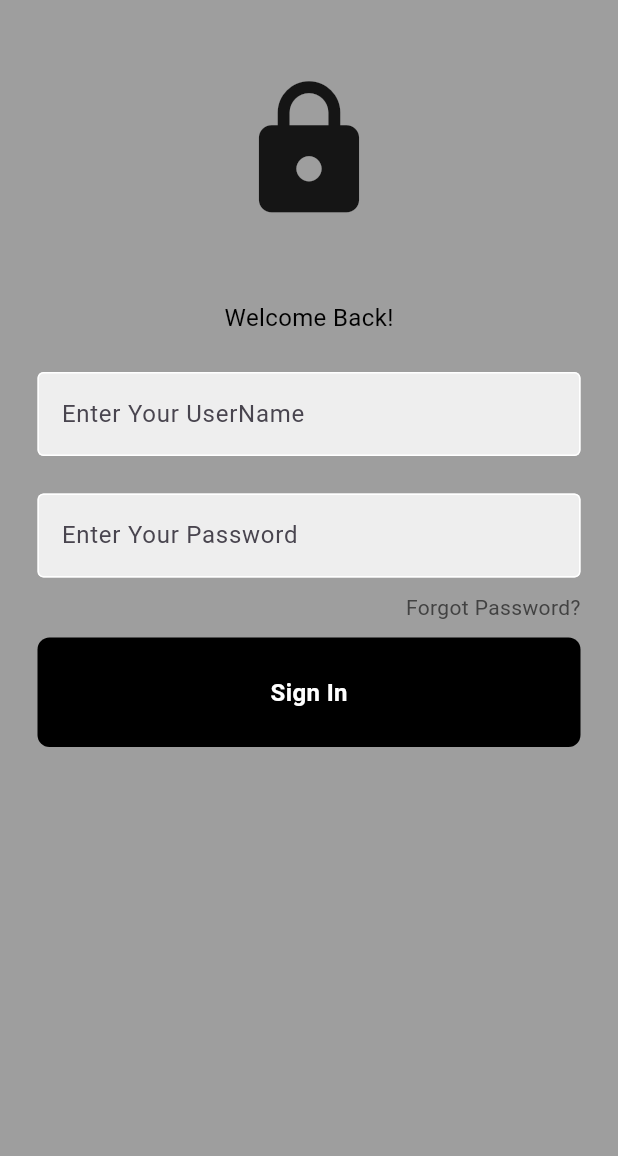
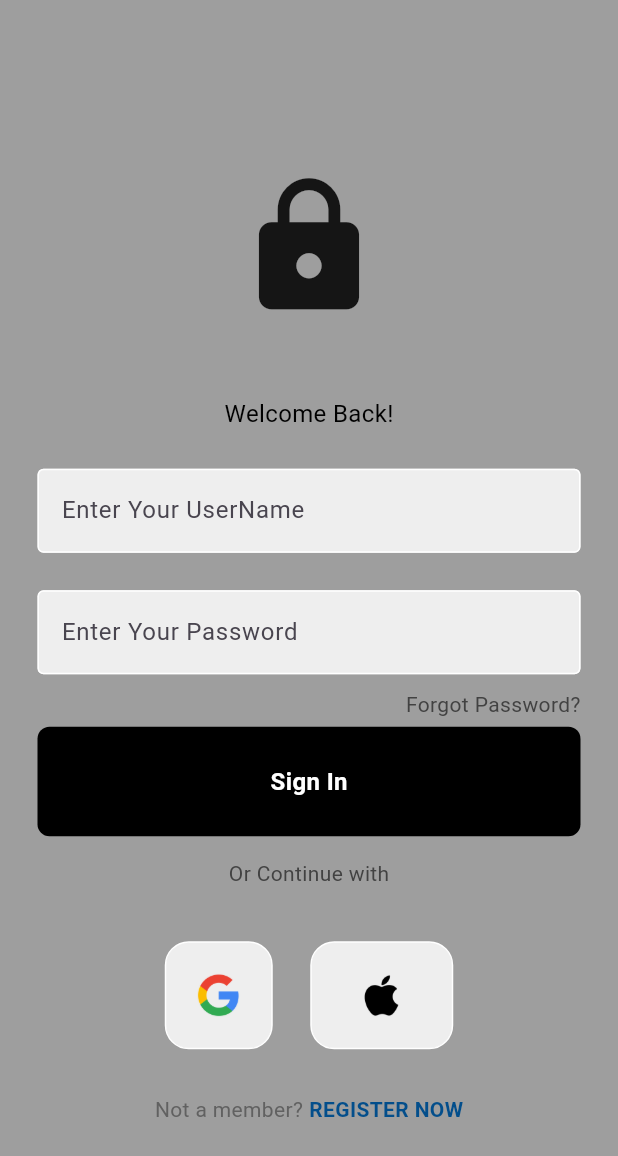
Before and after one commit to vidhi-anktech/flutter-login-ui, a Flutter app: the screen it shows after launch, on a phone screen of 412 x 824 dp. Shown: the top 1156 px of the screen. Run offline on Flutter 3.47's test engine with Material 3 defaults, Android fonts, the phone set to English and light mode, and no system bars.

Commit message:
second commit

```diff
--- /dev/null
+++ b/lib/components/square_tile.dart
@@ -0,0 +1,25 @@
+import 'package:flutter/material.dart';
+
+class SquareTile extends StatelessWidget{
+  final String imagePath;
+  const SquareTile({
+    super.key,
+    required this.imagePath,
+  });
+
+  @override
+  Widget build(BuildContext context){
+    return Container(
+      padding: EdgeInsets.all(20),
+      decoration: BoxDecoration(
+        border: Border.all(color: Colors.white),
+        borderRadius: BorderRadius.circular(16),
+        color: Colors.grey.shade200,
+      ),
+      child: Image.asset(
+        imagePath,
+        height: 30,
+      )
+    );
+  }
+}
--- a/lib/pages/login_page.dart
+++ b/lib/pages/login_page.dart
@@ -1,56 +1,53 @@
 import 'package:flutter/material.dart';
 import 'package:flutter_login_page_1/components/my_button.dart';
+import 'package:flutter_login_page_1/components/square_tile.dart';
 import 'package:flutter_login_page_1/components/textfield.dart';
 
-
-class LoginPage extends StatelessWidget{
+class LoginPage extends StatelessWidget {
   LoginPage({super.key});
 
   final usernameController = TextEditingController();
   final passwordController = TextEditingController();
 
-  void signUserIn(){}
+  void signUserIn() {}
 
   @override
-  Widget build(BuildContext context){
+  Widget build(BuildContext context) {
     return Scaffold(
         backgroundColor: Colors.grey,
         body: SafeArea(
             child: Center(
                 child: Column(
+                  mainAxisAlignment: MainAxisAlignment.center,
                   children: [
           const SizedBox(
-                height: 50,
+            height: 40,
           ),
           const Icon(
             Icons.lock,
             size: 100,
           ),
-
           const SizedBox(height: 50),
-
           const Text(
             "Welcome Back!",
-                  style:TextStyle(
+            style: TextStyle(
               color: Colors.black,
               fontSize: 16,
-                  ),),
-
+            ),
+          ),
           const SizedBox(height: 25),
           MyTextField(
             controller: usernameController,
             hintText: 'Enter Your UserName',
             obscureText: false,
           ),
-
           const SizedBox(height: 25),
           MyTextField(
             controller: passwordController,
             hintText: 'Enter Your Password',
             obscureText: true,
           ),
-
-                  const SizedBox(height:10),
+          const SizedBox(height: 10),
           Padding(
             padding: const EdgeInsets.symmetric(horizontal: 25.0),
             child: Row(
@@ -63,14 +60,53 @@ class LoginPage extends StatelessWidget{
               ],
             ),
           ),
+          const SizedBox(height: 5),
+          MyButton(
+            onTap: signUserIn,
+          ),
+          const SizedBox(height: 15),
+          Padding(
+            padding: const EdgeInsets.symmetric(horizontal: 25.0),
+            child: Row(
+              mainAxisAlignment: MainAxisAlignment.center,
+              children: [
+                Padding(
+                  padding: const EdgeInsets.symmetric(horizontal: 18.0),
+                  child: Text(
+                    'Or Continue with',
+                    style: TextStyle(color: Colors.grey.shade800),
+                  ),
+                ),
+              ],
+            ),
+          ),
+          const SizedBox(height: 35),
+         const Row(
+            mainAxisAlignment: MainAxisAlignment.center,
+            children: [
+              SquareTile(imagePath: 'assets/images/Google_Logo.png'),
 
-                    const SizedBox(height: 10),
-                    MyButton(onTap: signUserIn,
+              SizedBox(width: 25),
+              SquareTile(imagePath: 'assets/images/Apple-Logo.png')
+            ]
           ),
+
+          const SizedBox(height: 30),
+          Row(
+            mainAxisAlignment: MainAxisAlignment.center,
+            children: [
+              Text(
+                'Not a member?',
+                style: TextStyle(color:Colors.grey.shade700),
+              ),
+              const SizedBox(width: 4),
+              const Text('REGISTER NOW',
+              style: TextStyle(
+                color: Color.fromARGB(255, 3, 78, 139),
+                fontWeight: FontWeight.bold,
+              ))
             ]
           )
-        )
-      )
-    );
+        ]))));
   }
 }
```
Lines whose indentation alone changed are shown as unchanged.
